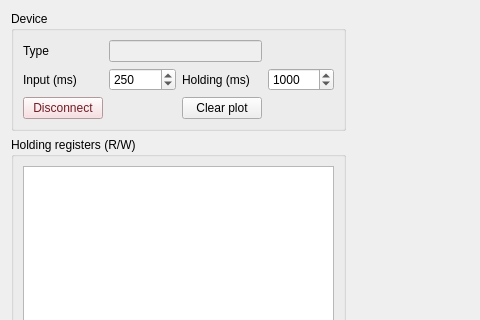
First picture: the form in src/nlab_modbus/gui/view/device_tab.ui, repository nucliflare/nlab-modbus, before the edit; both pictures show x 0 to 480 and y 0 to 320 of the 989 by 632 pixel window.
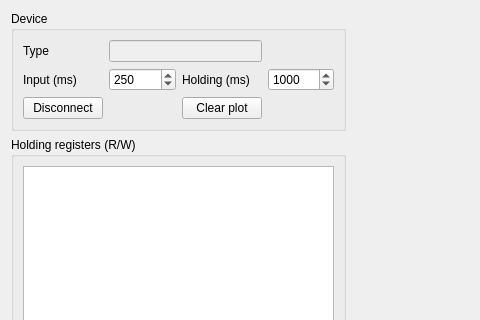
Second picture: the form after the edit. Custom widgets are drawn as their Qt base class.

```diff
--- a/src/nlab_modbus/gui/view/device_tab.ui
+++ b/src/nlab_modbus/gui/view/device_tab.ui
@@ -88,9 +88,6 @@
           <property name="text">
            <string>Disconnect</string>
           </property>
-          <property name="styleSheet">
-           <string>background-color: #f8d7da; color: #721c24;</string>
-          </property>
          </widget>
         </item>
        </layout>
```
